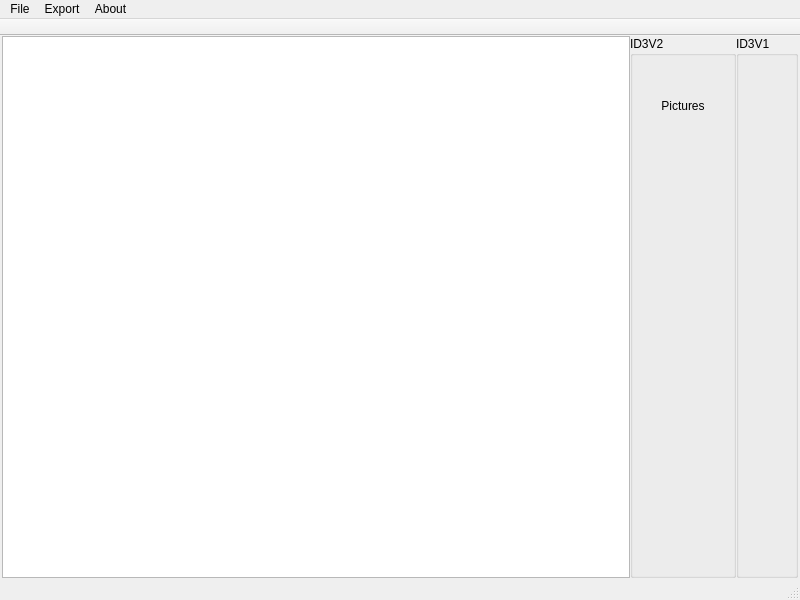
Above: mainwindow.ui from dmitryreaper/Mp3tagQt before the change. Below: the same form after it.
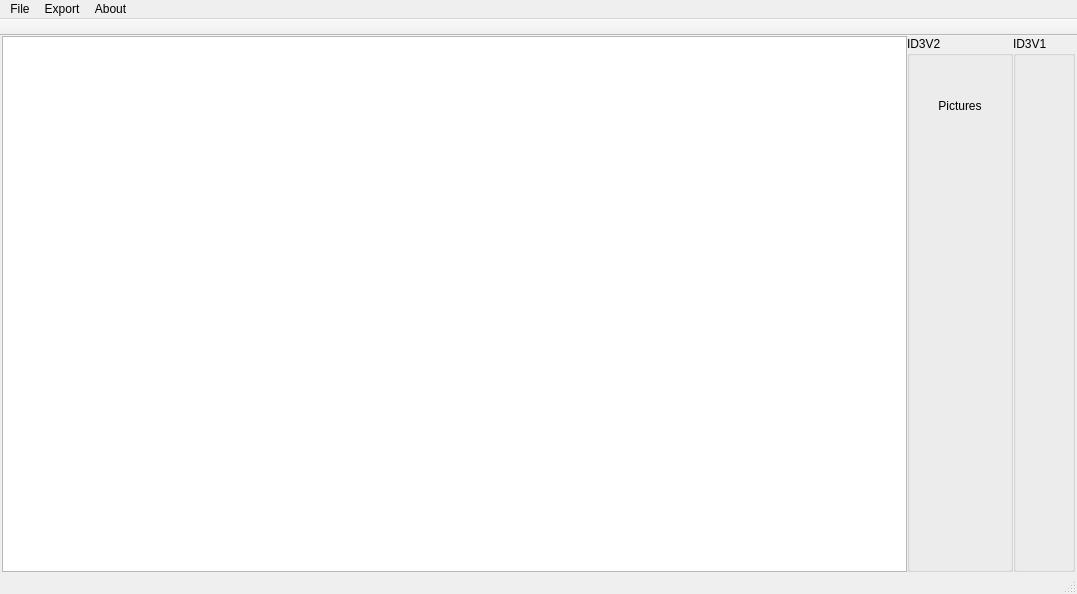
That is the form after the change. Icons and pictures are not drawn.

The edit to the form file:
```diff
--- a/mainwindow.ui
+++ b/mainwindow.ui
@@ -6,8 +6,8 @@
    <rect>
     <x>0</x>
     <y>0</y>
-    <width>800</width>
-    <height>600</height>
+    <width>1077</width>
+    <height>594</height>
    </rect>
   </property>
   <property name="acceptDrops">
@@ -100,10 +100,13 @@
            <property name="orientation">
             <enum>Qt::Orientation::Vertical</enum>
            </property>
+               <property name="sizeType">
+                <enum>QSizePolicy::Policy::MinimumExpanding</enum>
+               </property>
            <property name="sizeHint" stdset="0">
             <size>
-             <width>20</width>
-             <height>40</height>
+                 <width>40</width>
+                 <height>60</height>
             </size>
            </property>
           </spacer>
@@ -158,7 +161,7 @@
     <rect>
      <x>0</x>
      <y>0</y>
-     <width>800</width>
+     <width>1077</width>
      <height>19</height>
     </rect>
    </property>
```
Left out of the diff: 29 changed lines with no effect on the pictures. Lines whose indentation alone changed are shown as unchanged.
